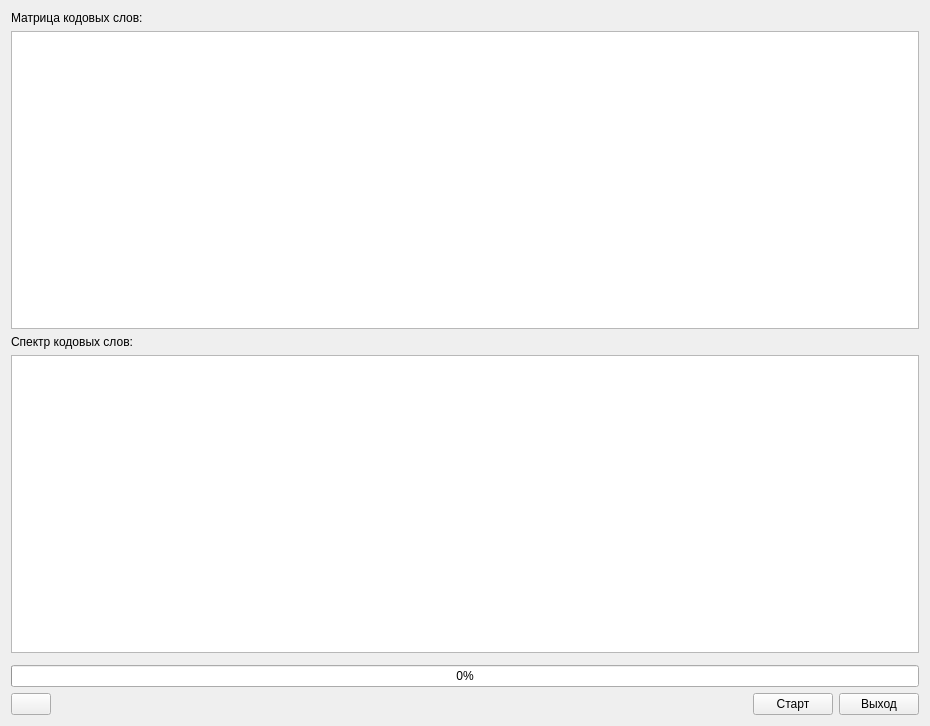
Old version of the form widget.ui in the repository Maxmaxgggg/Spectrum.
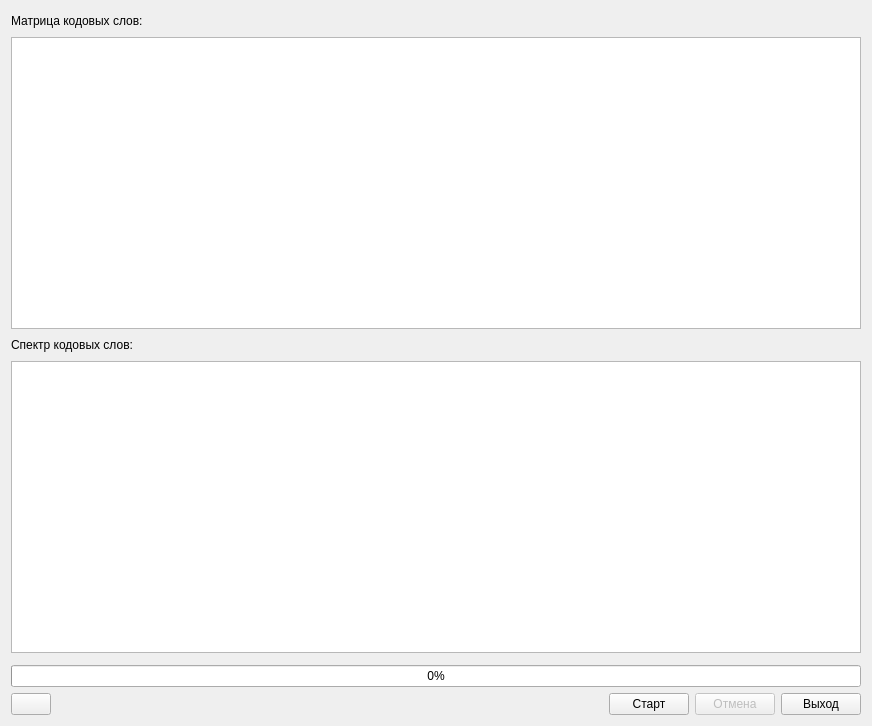
New version of the form. Icons and pictures are not drawn. Custom widgets are drawn as their Qt base class.

```diff
--- a/widget.ui
+++ b/widget.ui
@@ -6,7 +6,7 @@
    <rect>
     <x>0</x>
     <y>0</y>
-    <width>930</width>
+    <width>872</width>
     <height>726</height>
    </rect>
   </property>
@@ -19,6 +19,8 @@
   </property>
   <layout class="QVBoxLayout" name="verticalLayout">
    <item>
+    <layout class="QHBoxLayout" name="horizontalLayout_2">
+     <item>
     <widget class="QLabel" name="matrixLBL">
      <property name="text">
       <string>Матрица кодовых слов:</string>
@@ -26,6 +28,21 @@
     </widget>
    </item>
    <item>
+      <spacer name="horizontalSpacer_3">
+       <property name="orientation">
+        <enum>Qt::Horizontal</enum>
+       </property>
+       <property name="sizeHint" stdset="0">
+        <size>
+         <width>40</width>
+         <height>20</height>
+        </size>
+       </property>
+      </spacer>
+     </item>
+    </layout>
+   </item>
+   <item>
     <widget class="FilterPlainTextEdit" name="matrixPTE">
      <property name="lineWrapMode">
       <enum>QPlainTextEdit::NoWrap</enum>
@@ -33,6 +50,8 @@
     </widget>
    </item>
    <item>
+    <layout class="QHBoxLayout" name="horizontalLayout_3">
+     <item>
     <widget class="QLabel" name="spectrumLBL">
      <property name="text">
       <string>Спектр кодовых слов:</string>
@@ -40,6 +59,21 @@
     </widget>
    </item>
    <item>
+      <spacer name="horizontalSpacer_4">
+       <property name="orientation">
+        <enum>Qt::Horizontal</enum>
+       </property>
+       <property name="sizeHint" stdset="0">
+        <size>
+         <width>40</width>
+         <height>20</height>
+        </size>
+       </property>
+      </spacer>
+     </item>
+    </layout>
+   </item>
+   <item>
     <widget class="QPlainTextEdit" name="spectrumPTE">
      <property name="lineWrapMode">
       <enum>QPlainTextEdit::NoWrap</enum>
@@ -87,9 +121,17 @@
      </item>
      <item>
       <widget class="QLabel" name="infoLBL">
+       <property name="font">
+        <font>
+         <family>Courier New</family>
+        </font>
+       </property>
        <property name="text">
         <string/>
        </property>
+       <property name="alignment">
+        <set>Qt::AlignLeading|Qt::AlignLeft|Qt::AlignVCenter</set>
+       </property>
       </widget>
      </item>
      <item>
@@ -112,6 +154,16 @@
        </property>
       </widget>
      </item>
+     <item>
+      <widget class="QPushButton" name="cancelPBN">
+       <property name="enabled">
+        <bool>false</bool>
+       </property>
+       <property name="text">
+        <string>Отмена</string>
+       </property>
+      </widget>
+     </item>
      <item>
       <widget class="QPushButton" name="exitPBN">
        <property name="text">
```
Lines whose indentation alone changed are shown as unchanged.
